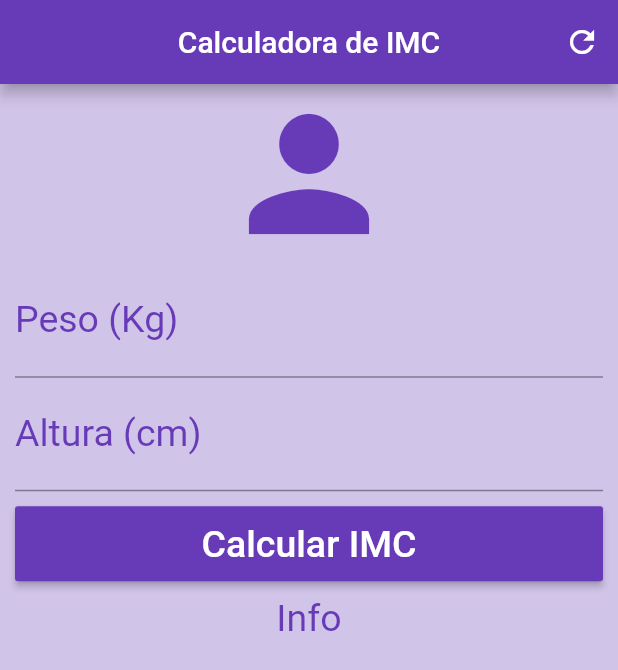
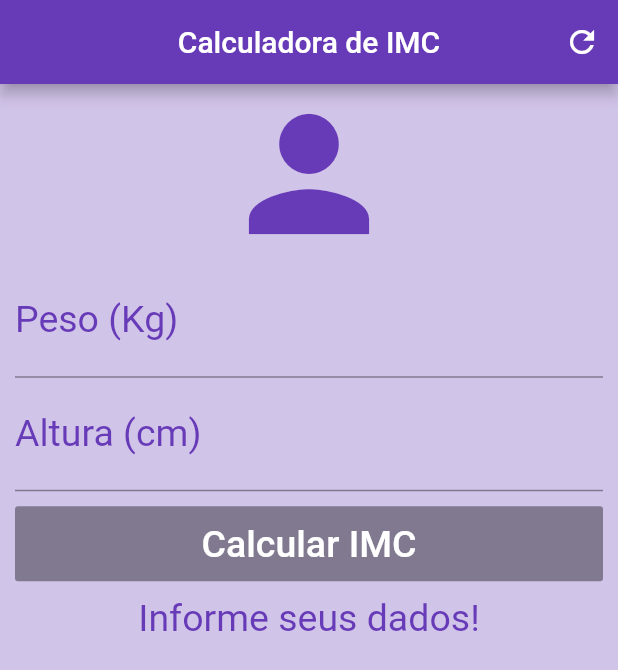
Before and after one commit to CarolinaSL/CalculadoraIMC, a Flutter app: the screen it shows after launch, after a tap on the "refresh" icon, on a phone screen of 412 x 824 dp. Shown: the top 670 px of the screen. Run offline on Flutter 3.47's test engine with Material 2 defaults, Android fonts, the phone set to English and light mode, and no system bars; statements that could not run were skipped.

Commit message:
adicao dos controladores e logica do imc

```diff
--- a/lib/main.dart
+++ b/lib/main.dart
@@ -12,6 +12,34 @@ class Home extends StatefulWidget {
 }
 
 class _HomeState extends State<Home> {
+
+  // controladores para captar dados do formulario
+  TextEditingController weightController = TextEditingController();
+  TextEditingController heightController = TextEditingController();
+  String _info = " Informe seus dados!";
+
+  void _resetFields(){
+    setState(() {
+      weightController.text = "";
+      heightController.text = "";
+      _info = "Informe seus dados!";
+    });
+
+  }
+  void _calculate(){
+    setState(() {
+    double weight = double.parse(weightController.text);
+    double height = double.parse(heightController.text)/100;
+    double imc = weight / (height * height);
+    if(imc < 18.6) _info = "IMC = (${imc.toStringAsPrecision(3)} Abaixo do peso!";
+    else if(imc>= 18.6 && imc < 24.9) _info = "IMC = ${imc.toStringAsPrecision(3)} Peso Ideal!";
+    else if(imc >= 24.9 && imc < 29.9) _info = "IMC = ${imc.toStringAsPrecision(3)} Levemente Acima do peso!";
+    else if(imc >= 29.9 && imc < 34.9) _info = " IMC = ${imc.toStringAsPrecision(3)} Obesidade Grau I";
+    else if(imc >= 34.9 && imc < 39.9) _info = "IMC = ${imc.toStringAsPrecision(3)} Obesidade Grau II";
+    else if(imc >= 39.9) _info = "IMC = ${imc.toStringAsPrecision(3)} Obesidade Grau III";
+
+    });
+  }
   @override
   Widget build(BuildContext context) {
     return Scaffold(
@@ -22,7 +50,9 @@ class _HomeState extends State<Home> {
         actions: <Widget>[ // adiciona botoes e acoes na appbarra
           IconButton(
             icon: Icon(Icons.refresh),
-            onPressed: (){}
+            onPressed: (){
+              _resetFields();
+            }
             )
         ],
       ),
@@ -41,6 +71,7 @@ class _HomeState extends State<Home> {
               ),
               textAlign: TextAlign.center,
               style: TextStyle(color: Colors.deepPurple, fontSize: 25.0),
+              controller: weightController,
             ),
             TextField(
               keyboardType: TextInputType.number,
@@ -50,13 +81,14 @@ class _HomeState extends State<Home> {
                 ),
               textAlign: TextAlign.center,
               style: TextStyle(color: Colors.deepPurple, fontSize: 25.0),
+              controller: heightController,
             ),
             Padding(
               padding: EdgeInsets.only(top: 10.0, bottom: 10.0),
               child: Container(
                 height: 50.0,
                 child: RaisedButton(
-                  onPressed: (){},
+                  onPressed: _calculate(),
                   child: Text(
                     "Calcular IMC",
                     style: TextStyle(color: Colors.white, fontSize: 25.0),
@@ -66,7 +98,7 @@ class _HomeState extends State<Home> {
               ),
             ),
             Text(
-              "Info",
+              _info,
               textAlign: TextAlign.center,
               style: TextStyle(
                 color: Colors.deepPurple, fontSize: 25.0,
```
